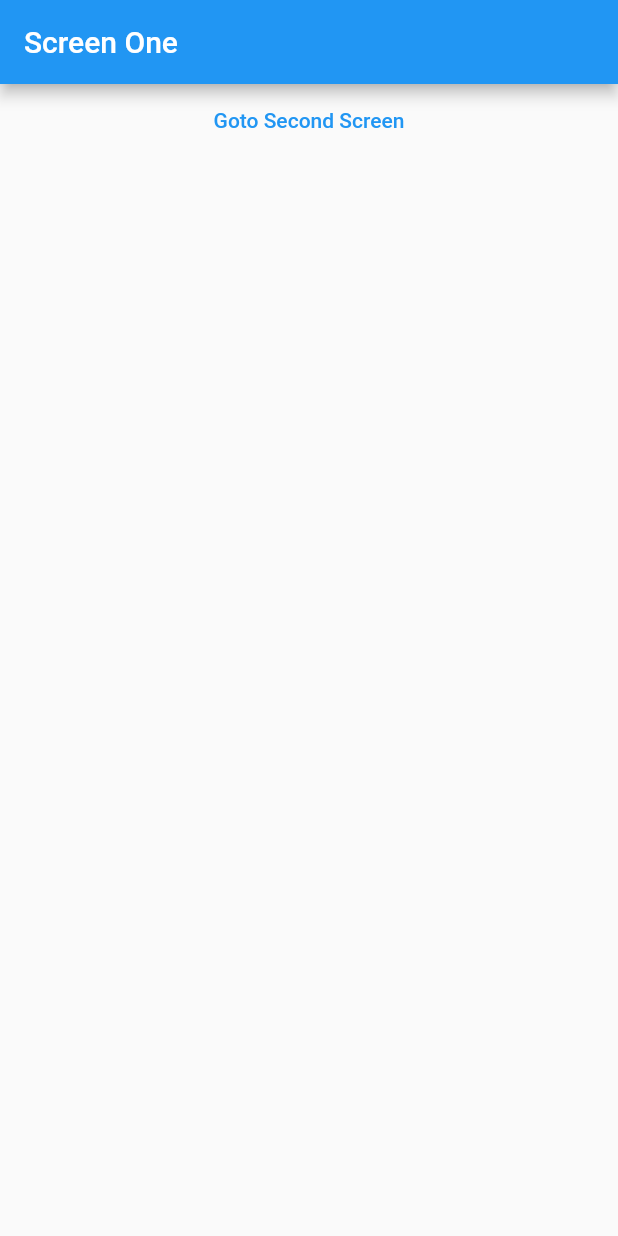
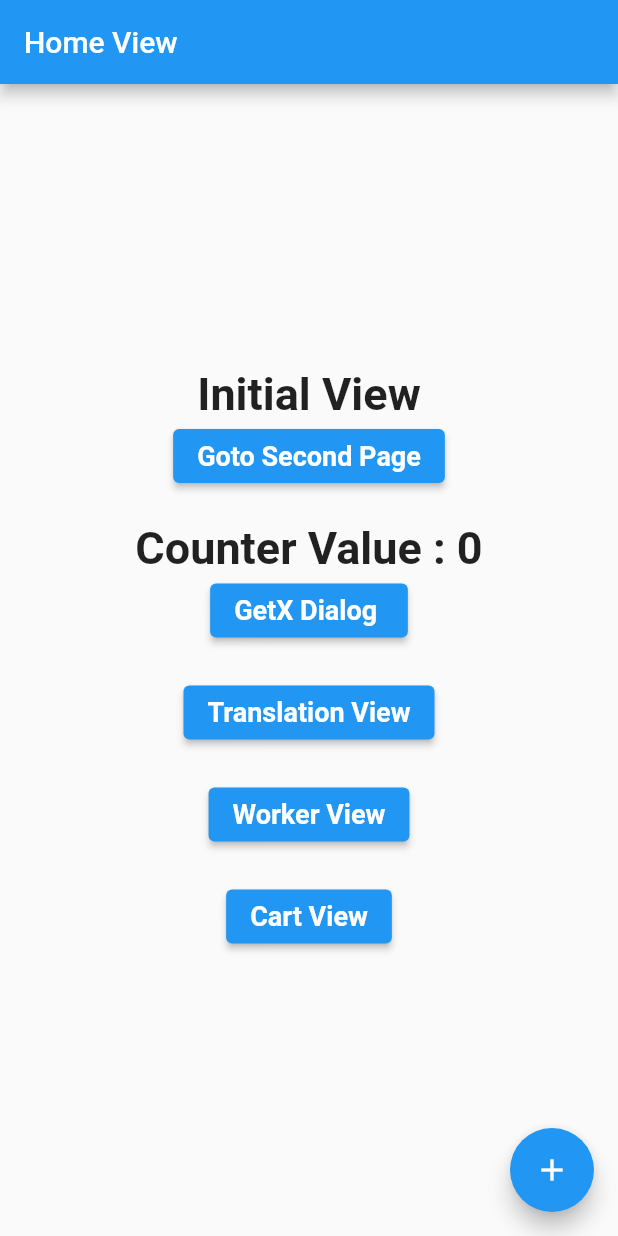
Before and after one commit to umeriplex/getX-Flutter, a Flutter app: the screen it shows after launch, on a phone screen of 412 x 824 dp. Run offline on Flutter 3.47's test engine with Material 2 defaults, Android fonts, the phone set to English and light mode, and no system bars; our stand-ins replace get.

Commit message:
cart tak

```diff
--- a/lib/main.dart
+++ b/lib/main.dart
@@ -1,11 +1,7 @@
 import 'package:flutter/material.dart';
 import 'package:get/get.dart';
-import 'package:getx_flutter/routing/screen_one.dart';
-import 'package:getx_flutter/routing/screen_three.dart';
-import 'package:getx_flutter/routing/screen_two.dart';
-import 'package:getx_flutter/theme.dart';
-
-import 'home_view.dart';
+import 'package:getx_flutter/salman_bediya_getX/app_routing/Routs_controller.dart';
+import 'package:getx_flutter/salman_bediya_getX/app_routing/routes_name.dart';import 'package:getx_flutter/salman_bediya_getX/translations/translations.dart';
 
 void main() {
   runApp(const MyApp());
@@ -14,19 +10,19 @@ void main() {
 class MyApp extends StatelessWidget {
   const MyApp({super.key});
 
-  // This widget is the root of your application.
   @override
   Widget build(BuildContext context) {
     return GetMaterialApp(
-      theme: ThemeData(
-        primarySwatch: Colors.blue,
-      ),
-      home: ScreenOne(),
-      getPages: [
-        GetPage(name: '/', page: () => const ScreenOne()),
-        GetPage(name: '/stwo', page: () => ScreenTwo()),
-        GetPage(name: '/sthree', page: () => const ScreenThree()),
-      ],
+      //home: const GetHeightGetWidth(),
+      translations: AppTranslations(),
+      locale: const Locale("en","US"),
+      initialRoute: RoutesName.initial,
+      getPages: RoutesController().getPages(),
+      // getPages: [
+      //   GetPage(name: '/', page: () => const GetHeightGetWidth()),
+      //   GetPage(name: '/stwo', page: () => ScreenTwo()),
+      //   GetPage(name: '/sthree', page: () => const ScreenThree()),
+      // ],
     );
   }
 }
--- /dev/null
+++ b/lib/salman_bediya_getX/app_routing/Routs_controller.dart
@@ -0,0 +1,20 @@
+import 'package:get/get.dart';
+import 'package:getx_flutter/salman_bediya_getX/app_routing/routes_name.dart';
+import 'package:getx_flutter/salman_bediya_getX/views/second_view.dart';
+
+import '../views/inittial_view.dart';
+import '../views/internationalization_view.dart';
+import '../views/shpoing_cart_view.dart';
+import '../views/worker_view.dart';
+
+class RoutesController{
+List<GetPage> getPages(){
+  return[
+    GetPage(name: RoutesName.initial, page: () => InitialView(title: 'Home View',)),
+    GetPage(name: RoutesName.secondPage, page: () => const SecondView()),
+    GetPage(name: RoutesName.workerPage, page: () => WorkerView()),
+    GetPage(name: RoutesName.cartPage, page: () => ShoppingCart()),
+    GetPage(name: RoutesName.translationsPage, page: () => InternationalizationView(title: 'title'.tr,)),
+  ];
+}
+}
--- /dev/null
+++ b/lib/salman_bediya_getX/app_routing/routes_name.dart
@@ -0,0 +1,7 @@
+class RoutesName{
+  static String initial = '/';
+  static String secondPage = '/secondPage';
+  static String translationsPage = '/translationsPage';
+  static String workerPage = '/workerPage';
+  static String cartPage = '/cartPage';
+}
--- /dev/null
+++ b/lib/salman_bediya_getX/controllers/counter_controller.dart
@@ -0,0 +1,34 @@
+import 'dart:async';
+
+import 'package:get/get.dart';
+
+class CounterController extends GetxController {
+  RxInt counter = 0.obs; //TODO obs means this variable is observable
+  late Timer _timer;
+  void increment() {
+    counter.value++;
+  }
+
+  //TODO ::::::::::: Life Cycle ::::::::::::::
+
+  @override //TODO it initialises during memory allocation
+  void onInit() {
+    super.onInit();
+    print('O N - I N I T!!!!!');
+  }
+
+  @override //TODO runs during UI Rendering and just after memory allocation
+  void onReady() {
+    super.onReady();
+    print('O N - R E A D Y!!!!!');
+    // _timer = Timer.periodic(const Duration(microseconds: 100), (timer) {
+    //   increment();
+    // });
+  }
+
+  @override //TODO runs when we left/disconnected present view
+  void onClose() {
+    super.onClose();
+    print('O N - D E L E T!!!!!');
+  }
+}
--- /dev/null
+++ b/lib/salman_bediya_getX/controllers/worker_controller.dart
@@ -0,0 +1,20 @@
+import 'package:get/get.dart';
+
+class WorkerController extends GetxController{
+  RxInt counter = 0.obs; //TODO obs means this variable is observable
+  RxInt counter2 = 0.obs;
+
+  RxString text = "".obs;
+
+  void increment() => counter.value++;
+
+  @override
+  void onInit() {
+    super.onInit();
+    ever(counter, (callback) => print('Ever Called!')); //TODO (ever) bound with counter & give call-back whenever their is any change in count variable.
+    everAll([counter,counter2], (callback) => print('Ever All Called!')); //TODO (everAll) bound with list of variables & give call-back whenever their is any change in any variable in the list.
+    ever(counter, (callback) => print('Once Called!')); //TODO (once) bound with counter & give call-back ONLY ONCE when their is any change in count variable.
+    debounce(text, (callback) => print('Debounce Called! Call API Now!'),time: const Duration(seconds: 2)); //TODO (debounce) bound with text & give call-back after 2 second when we stop typing.
+    interval(text, (callback) => print('Debounce Called! Call API Now!'),time: const Duration(seconds: 2)); //TODO (interval) bound with text & give call-back after every 2 second.
+  }
+}
--- /dev/null
+++ b/lib/salman_bediya_getX/translations/translations.dart
@@ -0,0 +1,18 @@
+import 'package:get/get.dart';
+
+class AppTranslations extends Translations{
+
+  @override
+  // TODO: implement keys
+  Map<String, Map<String, String>> get keys => {
+    "en_US" : {
+      "sen_1" : "I have so much to talk about.",
+      "title" : "Internationalization",
+    },
+    "ur_PK" : {
+      "sen_1" : "میرے پاس بات کرنے کو بہت کچھ ہے۔",
+      "title" : "بین الاقوامی کاری",
+    }
+  };
+
+}
--- /dev/null
+++ b/lib/salman_bediya_getX/views/inittial_view.dart
@@ -0,0 +1,88 @@
+import 'package:flutter/material.dart';
+import 'package:get/get.dart';
+import 'package:getx_flutter/salman_bediya_getX/app_routing/routes_name.dart';
+import 'package:getx_flutter/salman_bediya_getX/controllers/counter_controller.dart';
+import 'package:getx_flutter/salman_bediya_getX/views/second_view.dart';
+
+class InitialView extends StatelessWidget {
+  final String title;
+  InitialView({super.key,required this.title});
+
+  CounterController counterController = Get.put(CounterController());
+
+  @override
+  Widget build(BuildContext context) {
+    return Scaffold(
+      appBar: AppBar(
+        title: Text(title),
+      ),
+      body: Center(
+        child: Column(
+          mainAxisAlignment: MainAxisAlignment.center,
+          children: [
+            const Text('Initial View',style: TextStyle(fontSize: 30,fontWeight: FontWeight.bold),),
+            ElevatedButton(
+                onPressed: (){
+                  Get.toNamed(RoutesName.secondPage); // TODO Named Routing
+                 //Get.to(const SecondView()); // TODO Normal/Simple Routing
+                 //Get.off(const SecondView()); // TODO Remove Existing Page and goto Provided Page (Simple Routing)
+                 //Get.offNamed(RoutesName.secondPage); // TODO Remove Existing Page and goto Provided Page (Named Routing)
+                 //Get.offAll(RoutesName.secondPage); // TODO Remove All Existing and Previous Pages and goto Provided Page
+                 //Get.back(); // TODO Go Bake
+                },
+                child: const Text('Goto Second Page',style: TextStyle(fontSize: 18,fontWeight: FontWeight.bold),),
+            ),
+            const SizedBox(height: 20,),
+            Obx(() {
+                return Text('Counter Value : ${counterController.counter}',style: const TextStyle(fontSize: 30,fontWeight: FontWeight.bold),);
+              },),
+            ElevatedButton(
+              onPressed: (){
+                Get.defaultDialog(
+                  title: "GetX",
+                  middleText: "I am GetX",
+                  textConfirm: 'Yes',
+                  textCancel: 'No',
+                  confirmTextColor: Colors.white,
+                  cancelTextColor: Colors.blue,
+                  onCancel: (){Get.back();},
+                  onConfirm: (){Get.back();}
+                );
+              },
+              child: const Text('GetX Dialog ',style: TextStyle(fontSize: 18,fontWeight: FontWeight.bold),),
+            ),
+            const SizedBox(height: 20,),
+            ElevatedButton(
+              onPressed: (){
+                Get.toNamed(RoutesName.translationsPage);
+              },
+              child: const Text('Translation View',style: TextStyle(fontSize: 18,fontWeight: FontWeight.bold),),
+            ),
+            const SizedBox(height: 20,),
+            ElevatedButton(
+              onPressed: (){
+                Get.toNamed(RoutesName.workerPage);
+              },
+              child: const Text('Worker View',style: TextStyle(fontSize: 18,fontWeight: FontWeight.bold),),
+            ),
+            const SizedBox(height: 20,),
+            ElevatedButton(
+              onPressed: (){
+                Get.toNamed(RoutesName.cartPage);
+              },
+              child: const Text('Cart View',style: TextStyle(fontSize: 18,fontWeight: FontWeight.bold),),
+            ),
+          ],
+        ),
+      ),
+      floatingActionButton: FloatingActionButton(
+        onPressed: () {
+          counterController.increment();
+          //Get.delete<CounterController>();
+
+        },
+        child: const Icon(Icons.add),
+      ),
+    );
+  }
+}
```
Also changed, not shown: lib/media_quiry_getx/get_heigth_get_width.dart (added, +26 -0 lines), lib/salman_bediya_getX/controllers/cart_controller.dart (added, +46 -0 lines), lib/salman_bediya_getX/modals/products.dart (added, +74 -0 lines), lib/salman_bediya_getX/views/internationalization_view.dart (added, +45 -0 lines), lib/salman_bediya_getX/views/second_view.dart (added, +19 -0 lines), lib/salman_bediya_getX/views/shpoing_cart_view.dart (added, +68 -0 lines), lib/salman_bediya_getX/views/worker_view.dart (added, +40 -0 lines).
